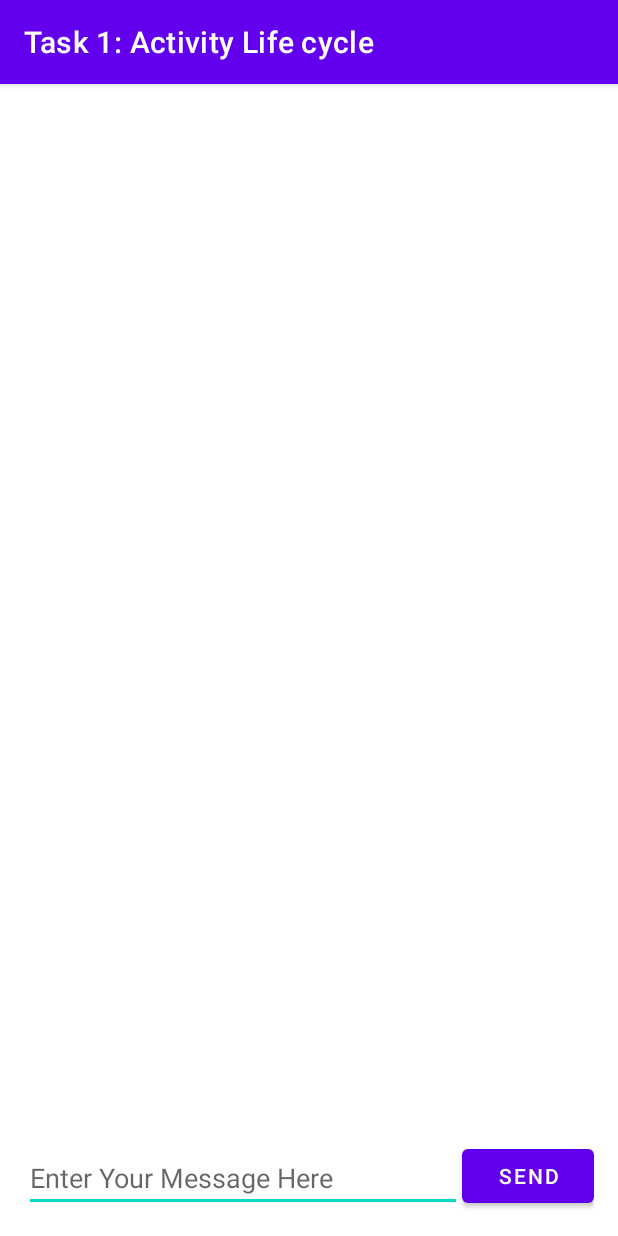
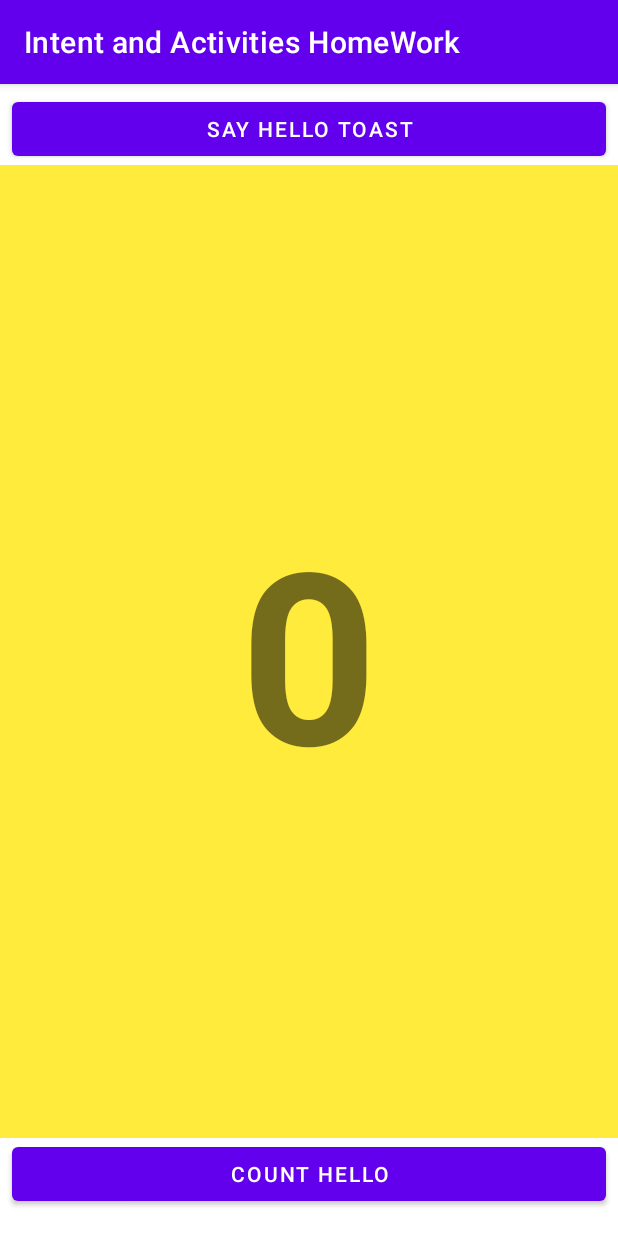
Before and after one commit to pangeni/ActivityLifeCycle, an Android app: the screen it shows after launch (MainActivity), on a phone screen of 412 x 824 dp. Run offline under Robolectric (Android 15) with nearby library versions, the phone set to English and light mode, and no system bars.

Commit message:
Homework

```diff
--- a/app/src/main/java/com/example/activitylifecyclestate/MainActivity.java
+++ b/app/src/main/java/com/example/activitylifecyclestate/MainActivity.java
@@ -4,83 +4,43 @@ import androidx.appcompat.app.AppCompatActivity;
 
 import android.os.Bundle;
 import android.content.Intent;
-import android.util.Log;
 import android.view.View;
-import android.widget.EditText;
+import android.widget.Button;
 import android.widget.TextView;
 
 public class MainActivity extends AppCompatActivity {
-    // Class name for Log tag
-    private static final String LOG_TAG = MainActivity.class.getSimpleName();
-    // Unique tag required for the intent extra
-    public static final String EXTRA_MESSAGE = "com.example.android.twoactivities.extra.MESSAGE";
-    // Unique tag for the intent reply
-    public static final int TEXT_REQUEST = 1;
+    private Button button1, button2;
+    private TextView text;
+    private int count;
+    public static final String EXTRA_MESSAGE =
+            "com.example.android.twoactivities.extra.MESSAGE";
 
-    // EditText view for the message
-    private EditText mMessageEditText;
-    // TextView for the reply header
-    private TextView mReplyHeadTextView;
-    // TextView for the reply body
-    private TextView mReplyTextView;
-
-    /**
-     * Initializes the activity.
-     *
-     * @param savedInstanceState The current state data.
-     */
     @Override
     protected void onCreate(Bundle savedInstanceState) {
         super.onCreate(savedInstanceState);
         setContentView(R.layout.activity_main);
 
-        // Initialize all the view variables.
-        mMessageEditText = (EditText) findViewById(R.id.editText_main);
-        mReplyHeadTextView = (TextView) findViewById(R.id.text_header_reply);
-        mReplyTextView = (TextView) findViewById(R.id.text_message_reply);
+        button1 = findViewById(R.id.btn_score);
+        button2 = findViewById(R.id.btn_toast);
+
+        text = findViewById(R.id.show_count);
+
+        button1.setOnClickListener(new View.OnClickListener() {
+            @Override
+            public void onClick(View view) {
+                count++;
+                text.setText("" + count);
+            }
+        });
+        button2.setOnClickListener(new View.OnClickListener() {
+            @Override
+            public void onClick(View view) {
+                Intent intent = new Intent(MainActivity.this, SecondActivity.class);
+                intent.putExtra(EXTRA_MESSAGE,  ""+count);
+                startActivity(intent);
+            }
+        });
+
     }
 
-    /**
-     * Handle the onClick for the "Send" button. Gets the value of the main EditText,
-     * creates an intent, and launches the second activity with that intent.
-     *
-     * The return intent from the second activity is onActivityResult().
-     * @param view The view (Button) that was clicked.
-     */
-    public void launchSecondActivity(View view) {
-        Log.d(LOG_TAG, "Button clicked!");
-
-        Intent intent = new Intent(this, SecondActivity.class);
-        String message = mMessageEditText.getText().toString();
-
-        intent.putExtra(EXTRA_MESSAGE, message);
-        startActivityForResult(intent, TEXT_REQUEST);
-    }
-
-    /**
-     * Handle the data in the return intent from SecondActivity.
-     *
-     * @param requestCode Code for the SecondActivity request.
-     * @param resultCode Code that comes back from SecondActivity.
-     * @param data Intent data sent back from SecondActivity.
-     */
-    @Override
-    public void onActivityResult(int requestCode, int resultCode, Intent data) {
-        super.onActivityResult(requestCode, resultCode, data);
-
-        // Test for the right intent reply
-        if (requestCode == TEXT_REQUEST) {
-            // Test to make sure the intent reply result was good.
-            if (resultCode == RESULT_OK) {
-                String reply = data.getStringExtra(SecondActivity.EXTRA_REPLY);
-
-                // Make the reply head visible.
-                mReplyHeadTextView.setVisibility(View.VISIBLE);
-
-                // Set the reply and make it visible.
-                mReplyTextView.setText(reply);
-                mReplyTextView.setVisibility(View.VISIBLE);
-            }
-        }
-    }
 }
--- a/app/src/main/res/layout/activity_main.xml
+++ b/app/src/main/res/layout/activity_main.xml
@@ -1,50 +1,52 @@
 <?xml version="1.0" encoding="utf-8"?>
-<RelativeLayout xmlns:android="http://schemas.android.com/apk/res/android"
+<androidx.constraintlayout.widget.ConstraintLayout xmlns:android="http://schemas.android.com/apk/res/android"
+    xmlns:app="http://schemas.android.com/apk/res-auto"
     xmlns:tools="http://schemas.android.com/tools"
     android:layout_width="match_parent"
     android:layout_height="match_parent"
-    android:paddingBottom="16dp"
-    android:paddingLeft="16dp"
-    android:paddingRight="16dp"
-    android:paddingTop="16dp"
     tools:context=".MainActivity">
 
-    <TextView
-        android:id="@+id/text_header_reply"
-        android:layout_width="wrap_content"
+    <Button
+        android:id="@+id/btn_toast"
+        android:layout_width="0dp"
         android:layout_height="wrap_content"
-        android:layout_marginBottom="16dp"
-        android:text="@string/text_header_reply"
-        android:textAppearance="?android:attr/textAppearanceMedium"
-        android:textStyle="bold"
-        android:visibility="invisible" />
+        android:layout_marginStart="8dp"
+        android:layout_marginEnd="8dp"
+        android:text="@string/say_hello_toast"
+        app:layout_constraintBottom_toBottomOf="parent"
+        app:layout_constraintEnd_toEndOf="parent"
+        app:layout_constraintHorizontal_bias="0.0"
+        app:layout_constraintStart_toStartOf="parent"
+        app:layout_constraintTop_toTopOf="parent"
+        app:layout_constraintVertical_bias="0.008" />
+
+    <Button
+        android:id="@+id/btn_score"
+        android:layout_width="0dp"
+        android:layout_height="wrap_content"
+        android:layout_marginStart="8dp"
+        android:layout_marginEnd="8dp"
+        android:text="@string/count_hello"
+        app:layout_constraintBottom_toBottomOf="parent"
+        app:layout_constraintEnd_toEndOf="parent"
+        app:layout_constraintHorizontal_bias="0.0"
+        app:layout_constraintStart_toStartOf="parent"
+        app:layout_constraintTop_toBottomOf="@+id/btn_toast"
+        app:layout_constraintVertical_bias="0.974" />
 
     <TextView
-        android:id="@+id/text_message_reply"
-        android:layout_width="wrap_content"
-        android:layout_height="wrap_content"
-        android:layout_below="@+id/text_header_reply"
-        android:layout_marginLeft="16dp"
-        android:layout_marginStart="16dp"
-        android:textAppearance="?android:attr/textAppearanceMedium"
-        android:visibility="invisible" />
+        android:id="@+id/show_count"
+        android:layout_width="0dp"
+        android:layout_height="0dp"
+        android:background="#FFEB3B"
+        android:gravity="center"
+        android:text="@string/text_Value"
+        android:textAlignment="center"
+        android:textSize="160sp"
+        android:textStyle="bold"
+        app:layout_constraintBottom_toTopOf="@+id/btn_score"
+        app:layout_constraintEnd_toEndOf="parent"
+        app:layout_constraintStart_toStartOf="parent"
+        app:layout_constraintTop_toBottomOf="@+id/btn_toast" />
 
-    <Button
-        android:id="@+id/button_main"
-        android:layout_width="wrap_content"
-        android:layout_height="wrap_content"
-        android:layout_alignParentBottom="true"
-        android:layout_alignParentRight="true"
-        android:layout_alignParentEnd="true"
-        android:onClick="launchSecondActivity"
-        android:text="@string/button_main" />
-
-    <EditText
-        android:id="@+id/editText_main"
-        android:layout_width="match_parent"
-        android:layout_height="wrap_content"
-        android:layout_alignParentBottom="true"
-        android:layout_toLeftOf="@+id/button_main"
-        android:layout_toStartOf="@+id/button_main"
-        android:hint="@string/editText_main" />
-</RelativeLayout>
+</androidx.constraintlayout.widget.ConstraintLayout>
--- a/app/src/main/res/values/strings.xml
+++ b/app/src/main/res/values/strings.xml
@@ -1,25 +1,7 @@
 <resources>
-    <!-- Title of app -->
-    <string name="app_name">Task 1: Activity Life cycle</string>
-
-    <!-- Title of second activity -->
-    <string name="activity2_name">Second Activity</string>
-
-    <!-- Message header text (in second activity) [CHAR LIMIT=30]-->
-    <string name="text_header">Message Received</string>
-
-    <!-- Button label in main activity [CHAR LIMIT=10]-->
-    <string name="button_main">Send</string>
-
-    <!-- Hint for message edit text in main activity [CHAR LIMIT=30]-->
-    <string name="editText_main">Enter Your Message Here</string>
-
-    <!-- Button label in second activity [CHAR LIMIT=10]-->
-    <string name="button_second">Reply</string>
-
-    <!-- Hint for reply edit text in second activity [CHAR LIMIT=30]-->
-    <string name="editText_second">Enter Your Reply Here</string>
-
-    <!-- Reply header text in main activity [CHAR LIMIT=30]-->
-    <string name="text_header_reply">Reply Received</string>
+    <string name="app_name">Intent and Activities HomeWork</string>
+    <string name="say_hello_toast">Say Hello Toast</string>
+    <string name="count_hello">Count Hello</string>
+    <string name="text_view">text_view</string>
+    <string name="text_Value">0</string>
 </resources>
```
Also changed, not shown: app/src/main/java/com/example/activitylifecyclestate/SecondActivity.java (+6 -47 lines), app/src/main/res/layout/activity_second.xml (+21 -39 lines).
